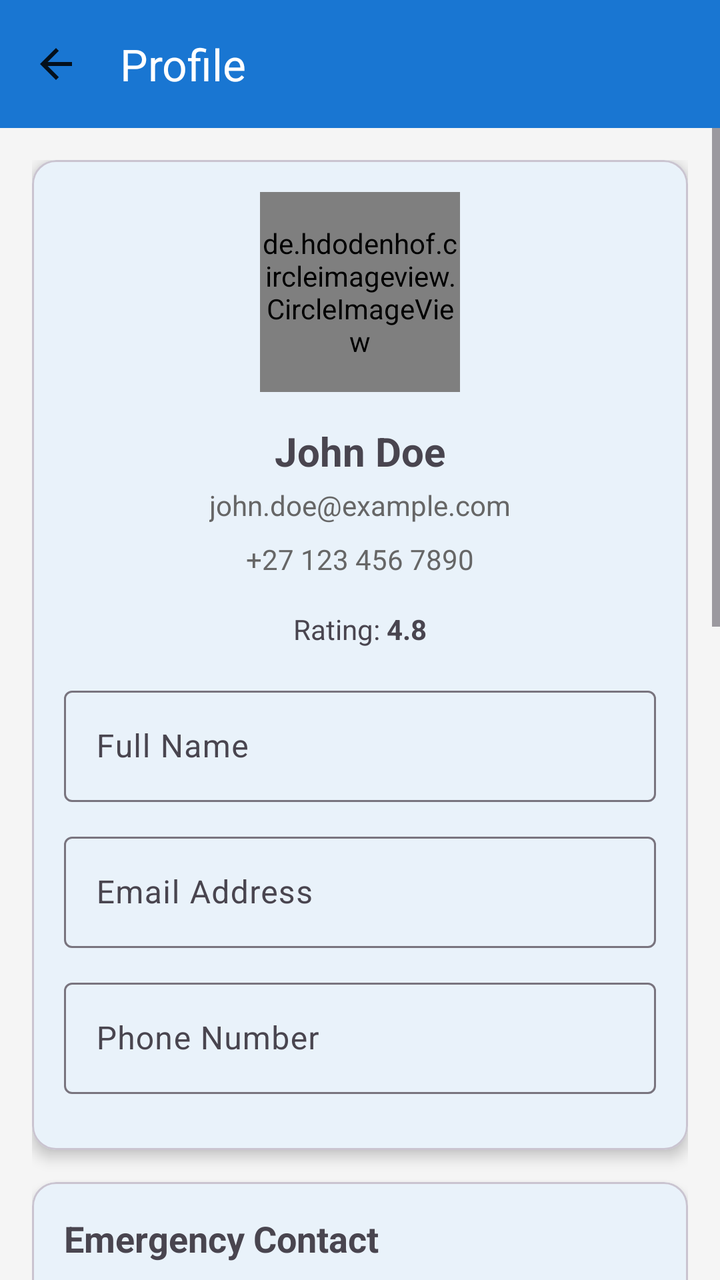
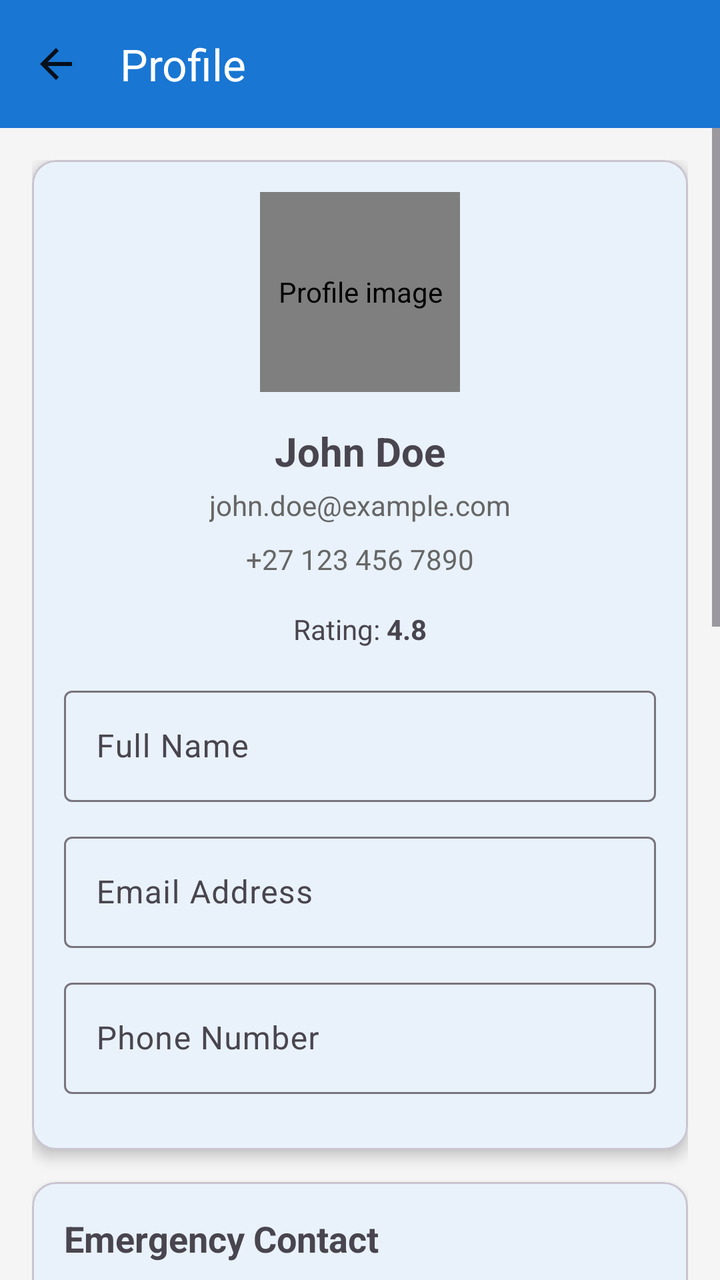

The first picture is an Android layout as it rendered before a commit; the second is the same layout after the commit. The layout source and the unified diff follow.
<!-- AndroidManifest.xml: activity theme Theme.KwaaimanCarServices -->
<!-- res/layout/activity_profile.xml -->
<?xml version="1.0" encoding="utf-8"?>
<LinearLayout xmlns:android="http://schemas.android.com/apk/res/android"
    xmlns:app="http://schemas.android.com/apk/res-auto"
    android:layout_width="match_parent"
    android:layout_height="match_parent"
    android:orientation="vertical"
    android:background="@color/background_color">

    <com.google.android.material.appbar.AppBarLayout
        android:layout_width="match_parent"
        android:layout_height="wrap_content"
        android:theme="@style/AppTheme.AppBarOverlay">

        <androidx.appcompat.widget.Toolbar
            android:id="@+id/toolbar"
            android:layout_width="match_parent"
            android:layout_height="?attr/actionBarSize"
            android:background="?attr/colorPrimary"
            app:title="Profile"
            app:titleTextColor="@android:color/white"
            app:navigationIcon="@drawable/ic_arrow_back" />

    </com.google.android.material.appbar.AppBarLayout>

    <ScrollView
        android:layout_width="match_parent"
        android:layout_height="match_parent">

        <LinearLayout
            android:layout_width="match_parent"
            android:layout_height="wrap_content"
            android:orientation="vertical"
            android:padding="16dp">

            <com.google.android.material.card.MaterialCardView
                android:id="@+id/edit_profile_card"
                android:layout_width="match_parent"
                android:layout_height="wrap_content"
                android:layout_marginBottom="16dp"
                app:cardCornerRadius="12dp"
                app:cardElevation="4dp">

                <LinearLayout
                    android:layout_width="match_parent"
                    android:layout_height="wrap_content"
                    android:orientation="vertical"
                    android:padding="16dp">

                    <de.hdodenhof.circleimageview.CircleImageView
                        android:id="@+id/profile_image_view"
                        android:layout_width="100dp"
                        android:layout_height="100dp"
                        android:src="@drawable/default_profile_image"
                        android:layout_gravity="center"
                        android:layout_marginBottom="16dp" />

                    <TextView
                        android:id="@+id/name_text_view"
                        android:layout_width="wrap_content"
                        android:layout_height="wrap_content"
                        android:text="John Doe"
                        android:textSize="20sp"
                        android:textStyle="bold"
                        android:layout_gravity="center"
                        android:layout_marginBottom="4dp" />

                    <TextView
                        android:id="@+id/email_text_view"
                        android:layout_width="wrap_content"
                        android:layout_height="wrap_content"
                        android:text="john.doe@example.com"
                        android:textSize="14sp"
                        android:textColor="@color/gray_text"
                        android:layout_gravity="center"
                        android:layout_marginBottom="8dp" />

                    <TextView
                        android:id="@+id/phone_text_view"
                        android:layout_width="wrap_content"
                        android:layout_height="wrap_content"
                        android:text="+27 123 456 7890"
                        android:textSize="14sp"
                        android:textColor="@color/gray_text"
                        android:layout_gravity="center"
                        android:layout_marginBottom="16dp" />

                    <LinearLayout
                        android:layout_width="wrap_content"
                        android:layout_height="wrap_content"
                        android:orientation="horizontal"
                        android:layout_gravity="center"
                        android:layout_marginBottom="16dp">

                        <TextView
                            android:layout_width="wrap_content"
                            android:layout_height="wrap_content"
                            android:text="Rating: "
                            android:textSize="14sp" />

                        <TextView
                            android:id="@+id/rating_text_view"
                            android:layout_width="wrap_content"
                            android:layout_height="wrap_content"
                            android:text="4.8"
                            android:textSize="14sp"
                            android:textStyle="bold" />

                    </LinearLayout>

                    <com.google.android.material.textfield.TextInputLayout
                        android:layout_width="match_parent"
                        android:layout_height="wrap_content"
                        android:hint="Full Name"
                        android:layout_marginBottom="12dp">

                        <com.google.android.material.textfield.TextInputEditText
                            android:id="@+id/editTextName"
                            android:layout_width="match_parent"
                            android:layout_height="wrap_content" />

                    </com.google.android.material.textfield.TextInputLayout>

                    <com.google.android.material.textfield.TextInputLayout
                        android:layout_width="match_parent"
                        android:layout_height="wrap_content"
                        android:hint="Email Address"
                        android:layout_marginBottom="12dp">

                        <com.google.android.material.textfield.TextInputEditText
                            android:id="@+id/editTextEmail"
                            android:layout_width="match_parent"
                            android:layout_height="wrap_content"
                            android:inputType="textEmailAddress" />

                    </com.google.android.material.textfield.TextInputLayout>

                    <com.google.android.material.textfield.TextInputLayout
                        android:layout_width="match_parent"
                        android:layout_height="wrap_content"
                        android:hint="Phone Number"
                        android:layout_marginBottom="12dp">

                        <com.google.android.material.textfield.TextInputEditText
                            android:id="@+id/editTextPhone"
                            android:layout_width="match_parent"
                            android:layout_height="wrap_content"
                            android:inputType="phone" />

                    </com.google.android.material.textfield.TextInputLayout>

                </LinearLayout>

            </com.google.android.material.card.MaterialCardView>

            <com.google.android.material.card.MaterialCardView
                android:id="@+id/emergency_contact_card"
                android:layout_width="match_parent"
                android:layout_height="wrap_content"
                android:layout_marginBottom="16dp"
                app:cardCornerRadius="12dp"
                app:cardElevation="4dp">

                <LinearLayout
                    android:layout_width="match_parent"
                    android:layout_height="wrap_content"
                    android:orientation="vertical"
                    android:padding="16dp">

                    <TextView
                        android:layout_width="wrap_content"
                        android:layout_height="wrap_content"
                        android:text="Emergency Contact"
                        android:textSize="18sp"
                        android:textStyle="bold"
                        android:layout_marginBottom="16dp" />

                    <com.google.android.material.textfield.TextInputLayout
                        android:layout_width="match_parent"
                        android:layout_height="wrap_content"
                        android:hint="Emergency Contact Name"
                        android:layout_marginBottom="12dp">

                        <com.google.android.material.textfield.TextInputEditText
                            android:id="@+id/editTextEmergencyName"
                            android:layout_width="match_parent"
                            android:layout_height="wrap_content" />

                    </com.google.android.material.textfield.TextInputLayout>

                    <com.google.android.material.textfield.TextInputLayout
                        android:layout_width="match_parent"
                        android:layout_height="wrap_content"
                        android:hint="Emergency Contact Phone"
                        android:layout_marginBottom="12dp">

                        <com.google.android.material.textfield.TextInputEditText
                            android:id="@+id/editTextEmergencyPhone"
                            android:layout_width="match_parent"
                            android:layout_height="wrap_content"
                            android:inputType="phone" />

                    </com.google.android.material.textfield.TextInputLayout>

                </LinearLayout>

            </com.google.android.material.card.MaterialCardView>

            <com.google.android.material.card.MaterialCardView
                android:id="@+id/verification_card"
                android:layout_width="match_parent"
                android:layout_height="wrap_content"
                android:layout_marginBottom="16dp"
                app:cardCornerRadius="12dp"
                app:cardElevation="4dp">

                <LinearLayout
                    android:layout_width="match_parent"
                    android:layout_height="wrap_content"
                    android:orientation="vertical"
                    android:padding="16dp">

                    <TextView
                        android:layout_width="wrap_content"
                        android:layout_height="wrap_content"
                        android:text="Verification Status"
                        android:textSize="18sp"
                        android:textStyle="bold"
                        android:layout_marginBottom="16dp" />

                    <LinearLayout
                        android:layout_width="match_parent"
                        android:layout_height="wrap_content"
                        android:orientation="horizontal"
                        android:gravity="center_vertical"
                        android:layout_marginBottom="12dp">

                        <ImageView
                            android:layout_width="24dp"
                            android:layout_height="24dp"
                            android:src="@drawable/ic_check_circle"
                            android:layout_marginEnd="12dp" />

                        <TextView
                            android:layout_width="0dp"
                            android:layout_height="wrap_content"
                            android:layout_weight="1"
                            android:text="Identity Verified"
                            android:textSize="16sp" />

                        <TextView
                            android:layout_width="wrap_content"
                            android:layout_height="wrap_content"
                            android:text="Verified"
                            android:textSize="14sp"
                            android:textColor="@color/green" />

                    </LinearLayout>

                    <LinearLayout
                        android:layout_width="match_parent"
                        android:layout_height="wrap_content"
                        android:orientation="horizontal"
                        android:gravity="center_vertical"
                        android:layout_marginBottom="12dp">

                        <ImageView
                            android:layout_width="24dp"
                            android:layout_height="24dp"
                            android:src="@drawable/ic_check_circle"
                            android:layout_marginEnd="12dp" />

                        <TextView
                            android:layout_width="0dp"
                            android:layout_height="wrap_content"
                            android:layout_weight="1"
                            android:text="Phone Number Verified"
                            android:textSize="16sp" />

                        <TextView
                            android:layout_width="wrap_content"
                            android:layout_height="wrap_content"
                            android:text="Verified"
                            android:textSize="14sp"
                            android:textColor="@color/green" />

                    </LinearLayout>

                    <LinearLayout
                        android:layout_width="match_parent"
                        android:layout_height="wrap_content"
                        android:orientation="horizontal"
                        android:gravity="center_vertical">

                        <ImageView
                            android:layout_width="24dp"
                            android:layout_height="24dp"
                            android:src="@drawable/ic_check_circle"
                            android:layout_marginEnd="12dp" />

                        <TextView
                            android:layout_width="0dp"
                            android:layout_height="wrap_content"
                            android:layout_weight="1"
                            android:text="Email Verified"
                            android:textSize="16sp" />

                        <TextView
                            android:layout_width="wrap_content"
                            android:layout_height="wrap_content"
                            android:text="Verified"
                            android:textSize="14sp"
                            android:textColor="@color/green" />

                    </LinearLayout>

                </LinearLayout>

            </com.google.android.material.card.MaterialCardView>

            <com.google.android.material.card.MaterialCardView
                android:layout_width="match_parent"
                android:layout_height="wrap_content"
                android:layout_marginBottom="16dp"
                app:cardCornerRadius="12dp"
                app:cardElevation="4dp">

                <LinearLayout
                    android:layout_width="match_parent"
                    android:layout_height="wrap_content"
                    android:orientation="vertical"
                    android:padding="16dp">

                    <TextView
                        android:layout_width="wrap_content"
                        android:layout_height="wrap_content"
                        android:text="Account Settings"
                        android:textSize="18sp"
                        android:textStyle="bold"
                        android:layout_marginBottom="16dp" />

                    <com.google.android.material.switchmaterial.SwitchMaterial
                        android:id="@+id/switchNotifications"
                        android:layout_width="match_parent"
                        android:layout_height="wrap_content"
                        android:text="Enable Notifications"
                        android:layout_marginBottom="8dp" />

                    <com.google.android.material.switchmaterial.SwitchMaterial
                        android:id="@+id/switchLocationSharing"
                        android:layout_width="match_parent"
                        android:layout_height="wrap_content"
                        android:text="Share Location with Drivers"
                        android:layout_marginBottom="16dp" />

                </LinearLayout>

            </com.google.android.material.card.MaterialCardView>

            <Button
                android:id="@+id/become_driver_button"
                android:layout_width="match_parent"
                android:layout_height="wrap_content"
                android:text="Become a Driver"
                android:layout_marginBottom="8dp"
                style="@style/Widget.Material3.Button" />

            <Button
                android:id="@+id/buttonSaveChanges"
                android:layout_width="match_parent"
                android:layout_height="wrap_content"
                android:text="Save Changes"
                android:layout_marginBottom="8dp"
                style="@style/Widget.Material3.Button" />

            <Button
                android:id="@+id/buttonLogout"
                android:layout_width="match_parent"
                android:layout_height="wrap_content"
                android:text="Logout"
                style="@style/Widget.Material3.Button.OutlinedButton" />

        </LinearLayout>

    </ScrollView>

</LinearLayout>
<!-- resources referenced by this layout -->
<resources>
  <color name="background_color">@color/background_light</color>
  <color name="gray_text">#FF666666</color>
  <color name="green">#FF4CAF50</color>
  <!-- drawable default_profile_image (drawable) -->
  <vector xmlns:android="http://schemas.android.com/apk/res/android"
      android:width="24dp"
      android:height="24dp"
      android:viewportWidth="24"
      android:viewportHeight="24"
      android:tint="?attr/colorOnSurface">
    <path
        android:fillColor="@android:color/white"
        android:pathData="M12,12c2.21,0 4,-1.79 4,-4s-1.79,-4 -4,-4 -4,1.79 -4,4 1.79,4 4,4zM12,14c-2.67,0 -8,1.34 -8,4v2h16v-2c0,-2.66 -5.33,-4 -8,-4z"/>
  </vector>
  <!-- drawable ic_arrow_back (drawable) -->
  <vector xmlns:android="http://schemas.android.com/apk/res/android"
      android:width="24dp"
      android:height="24dp"
      android:viewportWidth="24"
      android:viewportHeight="24"
      android:tint="?attr/colorOnSurface">
    <path
        android:fillColor="@android:color/white"
        android:pathData="M20,11H7.83l5.59,-5.59L12,4l-8,8 8,8 1.41,-1.41L7.83,13H20v-2z"/>
  </vector>
  <!-- drawable ic_check_circle (drawable) -->
  <vector xmlns:android="http://schemas.android.com/apk/res/android"
      android:width="24dp"
      android:height="24dp"
      android:viewportWidth="24"
      android:viewportHeight="24"
      android:tint="?attr/colorOnSurface">
    <path
        android:fillColor="@android:color/white"
        android:pathData="M12,2C6.48,2 2,6.48 2,12s4.48,10 10,10 10,-4.48 10,-10S17.52,2 12,2zM10,17l-5,-5 1.41,-1.41L10,14.17l7.59,-7.59L19,8l-9,9z"/>
  </vector>
  <style name="AppTheme.AppBarOverlay" parent="ThemeOverlay.Material3.Dark.ActionBar" />
  <style name="Theme.KwaaimanCarServices" parent="Base.Theme.KwaaimanCarServices" />
  <color name="background_light">#FFF5F5F5</color>
  <style name="Base.Theme.KwaaimanCarServices" parent="Theme.Material3.DayNight.NoActionBar">
          <item name="colorPrimary">@color/primary_blue</item>
          <item name="colorPrimaryVariant">@color/primary_blue_dark</item>
          <item name="colorOnPrimary">@color/white</item>
          <item name="colorSecondary">@color/accent_orange</item>
          <item name="colorSecondaryVariant">@color/accent_orange_dark</item>
          <item name="colorOnSecondary">@color/white</item>
          <item name="android:colorBackground">@color/background_light</item>
          <item name="colorSurface">@color/card_background</item>
          <item name="colorOnSurface">@color/text_primary</item>
          <item name="android:statusBarColor">@color/primary_blue_dark</item>
          <item name="android:navigationBarColor">@color/primary_blue_dark</item>
      </style>
  <color name="primary_blue">#FF1976D2</color>
  <color name="primary_blue_dark">#FF0D47A1</color>
  <color name="white">#FFFFFFFF</color>
  <color name="accent_orange">#FFFF9800</color>
  <color name="accent_orange_dark">#FFF57C00</color>
  <color name="card_background">#FFFFFFFF</color>
  <color name="text_primary">#DE000000</color>
</resources>

<!-- the commit's change to res/layout/activity_profile.xml (unified diff, before → after) -->
@@ -52,7 +52,8 @@
                         android:layout_height="100dp"
                         android:src="@drawable/default_profile_image"
                         android:layout_gravity="center"
-                        android:layout_marginBottom="16dp" />
+                        android:layout_marginBottom="16dp"
+                        android:contentDescription="Profile image" />
 
                     <TextView
                         android:id="@+id/name_text_view"
@@ -238,7 +239,8 @@
                             android:layout_width="24dp"
                             android:layout_height="24dp"
                             android:src="@drawable/ic_check_circle"
-                            android:layout_marginEnd="12dp" />
+                            android:layout_marginEnd="12dp"
+                            android:contentDescription="Verified status" />
 
                         <TextView
                             android:layout_width="0dp"
@@ -267,7 +269,8 @@
                             android:layout_width="24dp"
                             android:layout_height="24dp"
                             android:src="@drawable/ic_check_circle"
-                            android:layout_marginEnd="12dp" />
+                            android:layout_marginEnd="12dp"
+                            android:contentDescription="Verified status" />
 
                         <TextView
                             android:layout_width="0dp"
@@ -295,7 +298,8 @@
                             android:layout_width="24dp"
                             android:layout_height="24dp"
                             android:src="@drawable/ic_check_circle"
-                            android:layout_marginEnd="12dp" />
+                            android:layout_marginEnd="12dp"
+                            android:contentDescription="Verified status" />
 
                         <TextView
                             android:layout_width="0dp"
